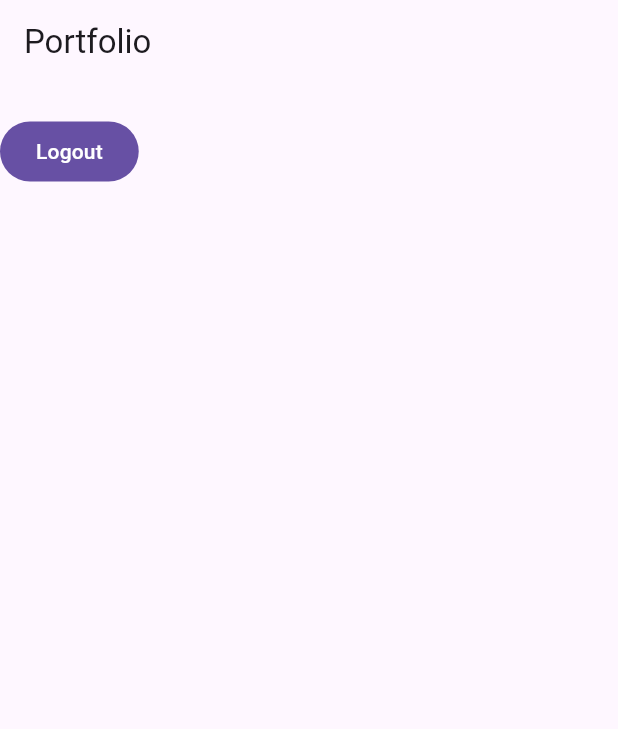
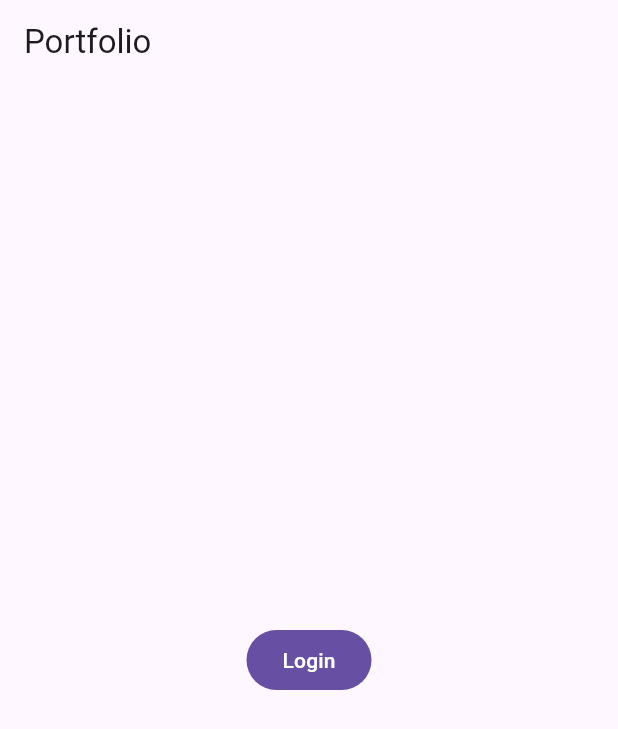
Before and after one commit to chinjja/portfolio, a Flutter app: the LoginPage screen opened by its route, on a phone screen of 412 x 824 dp. Shown: the top 729 px of the screen. Run offline on Flutter 3.47's test engine with Material 2 defaults, Android fonts, the phone set to English and light mode, and no system bars; our stand-ins replace firebase_auth, firebase_core, firebase_messaging, flutter_chat_types, flutter_chat_ui, flutter_form_builder and 9 more; accounts and stored records are empty; generated files the repository leaves out were written again; statements that could not run were skipped.

Commit message:
로그인 라우터 이슈 수정

```diff
--- a/lib/pages/chats/view/chats_page.dart
+++ b/lib/pages/chats/view/chats_page.dart
@@ -92,7 +92,7 @@ class _Logout extends HookConsumerWidget {
   const _Logout();
   @override
   Widget build(BuildContext context, WidgetRef ref) {
-    ref.listen(loginProvider, (previous, next) {
+    ref.listen(logoutProvider, (previous, next) {
       next.whenOrNull(
         data: (data) {
           context.go('/');
@@ -102,12 +102,12 @@ class _Logout extends HookConsumerWidget {
         },
       );
     });
-    final loading = ref.watch(loginProvider).isLoading;
+    final loading = ref.watch(logoutProvider).isLoading;
     return TextButton(
       onPressed: loading
           ? null
           : () {
-              ref.read(loginProvider.notifier).logout();
+              ref.read(logoutProvider.notifier).logout();
             },
       child: const Text('Logout'),
     );
--- a/lib/pages/login/view/login_page.dart
+++ b/lib/pages/login/view/login_page.dart
@@ -16,25 +16,17 @@ class LoginPage extends HookConsumerWidget {
       );
     });
     final loading = ref.watch(loginProvider).isLoading;
-    final user = ref.watch(getCurrentUserProvider);
     return Scaffold(
       appBar: AppBar(title: const Text('Portfolio')),
-      body: Column(
-        children: [
-          Text(user?.displayName ?? 'no user'),
-          FilledButton(
+      body: Center(
+        child: FilledButton(
           onPressed: loading
               ? null
               : () {
-                    if (user == null) {
                   ref.read(loginProvider.notifier).login();
-                    } else {
-                      ref.read(loginProvider.notifier).logout();
-                    }
                 },
-            child: user == null ? const Text('Login') : const Text('Logout'),
+          child: const Text('Login'),
         ),
-        ],
       ),
     );
   }
```
Also changed, not shown: lib/pages/login/state/login.state.dart (+8 -0 lines). Lines whose indentation alone changed are shown as unchanged.
